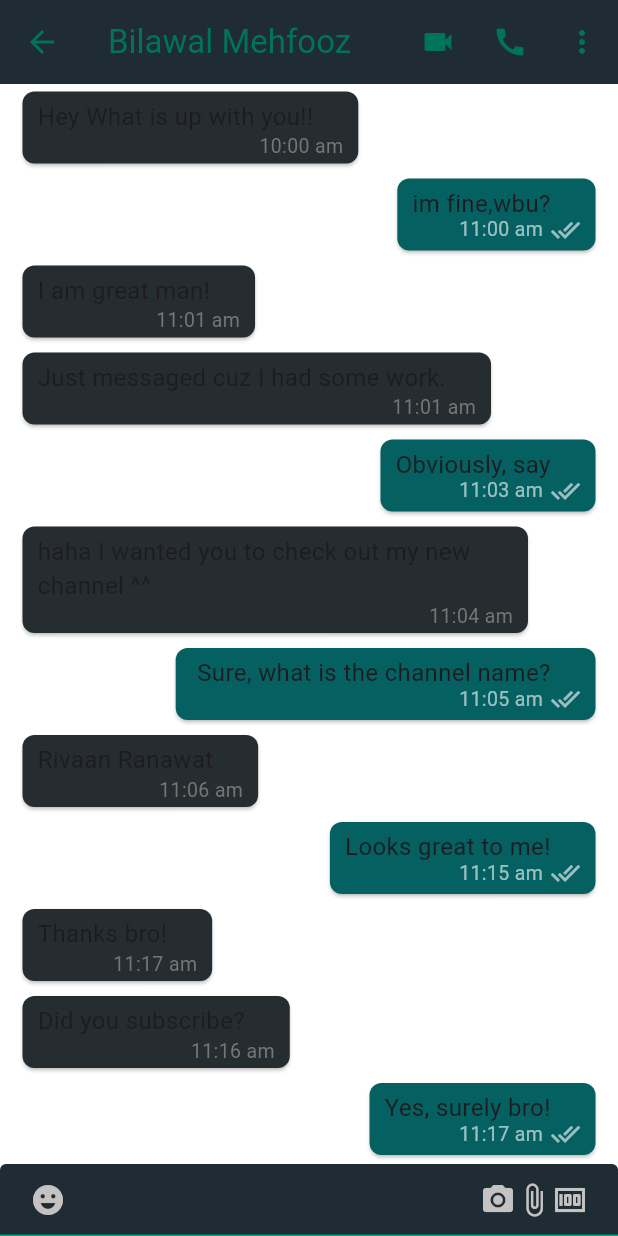
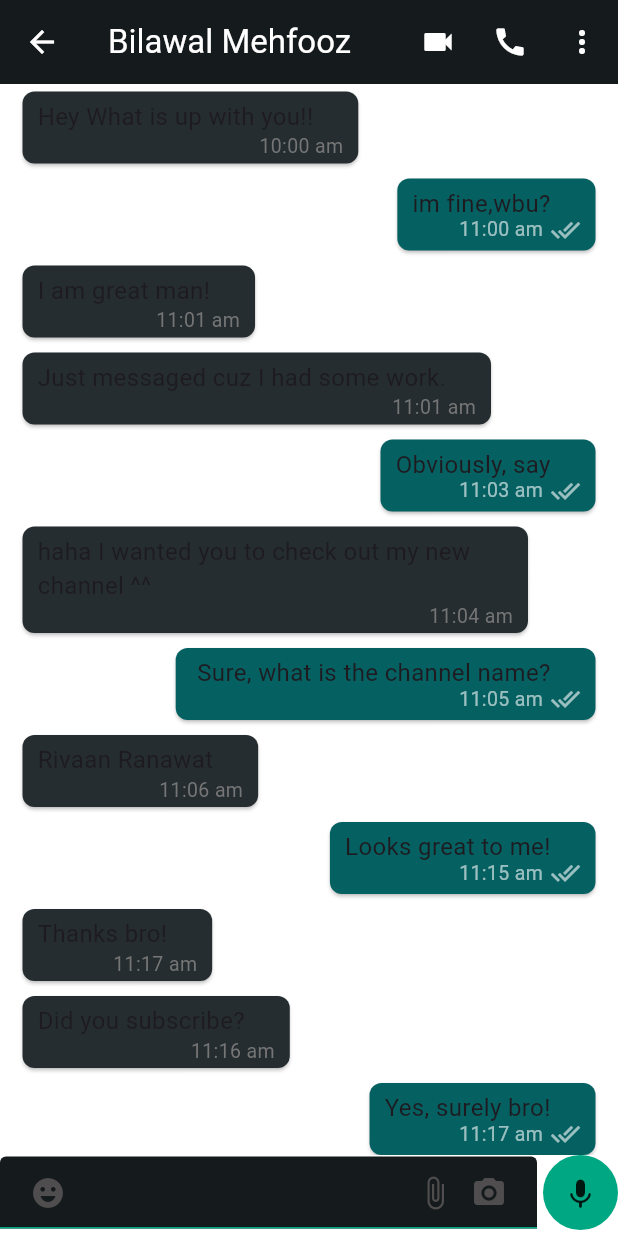
Before and after one commit to Bilawal-Mehfooz-Malik/whatsapp_clone, a Flutter app: the MobileLayoutScreen screen opened directly, after a tap on "Bilawal Mehfooz", on a phone screen of 412 x 824 dp. Run offline on Flutter 3.47's test engine with Material 3 defaults, Android fonts, the phone set to English and light mode, and no system bars; our stand-ins replace cloud_firestore, country_picker, emoji_picker_flutter, firebase_auth, firebase_core, firebase_storage and 2 more; accounts and stored records are empty; network calls fail.

Commit message:
improved design

```diff
--- a/lib/data/colors.dart
+++ b/lib/data/colors.dart
@@ -5,16 +5,17 @@ const whiteColor = Colors.white;
 const blueColor = Color.fromRGBO(19, 185, 253, 1);
 const tabColor = Color.fromRGBO(0, 167, 131, 1);
 const messageColor = Color.fromRGBO(5, 96, 98, 1);
-const appBarColor = Color.fromRGBO(31, 44, 52, 1);
+const appBarColor = Color.fromRGBO(21, 26, 28, 1);
 const dividerColor = Color.fromRGBO(37, 45, 50, 1);
 const textColor = Color.fromRGBO(241, 241, 242, 1);
 const searchBarColor = Color.fromRGBO(50, 55, 57, 1);
 const greyColor = Color.fromARGB(255, 196, 194, 194);
 const webAppBarColor = Color.fromRGBO(42, 47, 50, 1);
 const chatBarMessage = Color.fromRGBO(30, 36, 40, 1);
-const backgroundColor = Color.fromRGBO(19, 28, 33, 1);
+const backgroundColor = Color.fromRGBO(19, 23, 25, 1);
 const senderMessageColor = Color.fromRGBO(37, 45, 49, 1);
 const mobileChatBoxColor = Color.fromRGBO(31, 44, 52, 1);
 const lightTabColor = Color.fromRGBO(0, 116, 91, 1);
 const lightGreyColor = Colors.black54;
 const lightBlueColor = Color.fromRGBO(29, 160, 211, 1);
+const messageIconColor = Color.fromARGB(255, 79, 77, 77);
--- a/lib/data/themes.dart
+++ b/lib/data/themes.dart
@@ -11,11 +11,11 @@ final darkTheme = ThemeData.dark().copyWith(
   appBarTheme: const AppBarTheme().copyWith(
     foregroundColor: tabColor,
   ),
-  inputDecorationTheme: const InputDecorationTheme().copyWith(
-    border: unFoucusedBorder,
-    focusedBorder: foucusedBorder,
-    enabledBorder: unFoucusedBorder,
-  ),
+  // inputDecorationTheme: const InputDecorationTheme().copyWith(
+  //   border: unFoucusedBorder,
+  //   focusedBorder: foucusedBorder,
+  //   enabledBorder: unFoucusedBorder,
+  // ),
   textButtonTheme: TextButtonThemeData(
     style: const ButtonStyle().copyWith(
       foregroundColor: const MaterialStatePropertyAll(tabColor),
--- a/lib/screens/mobile_chat_screen.dart
+++ b/lib/screens/mobile_chat_screen.dart
@@ -3,72 +3,99 @@ import 'package:whatsapp_clone/data/info.dart';
 import 'package:whatsapp_clone/data/colors.dart';
 import 'package:whatsapp_clone/widgets/chat_list.dart';
 
-class MobileChatScreen extends StatelessWidget {
+class MobileChatScreen extends StatefulWidget {
   const MobileChatScreen({super.key});
+
+  @override
+  State<MobileChatScreen> createState() => _MobileChatScreenState();
+}
+
+class _MobileChatScreenState extends State<MobileChatScreen> {
+  final _messageController = TextEditingController();
+
+  @override
+  void dispose() {
+    super.dispose();
+    _messageController.dispose();
+  }
 
   @override
   Widget build(BuildContext context) {
     return Scaffold(
+      // AppBar
       appBar: AppBar(
+        centerTitle: false,
+        foregroundColor: whiteColor,
         backgroundColor: appBarColor,
-        title: Text(
-          info[0]['name'].toString(),
-        ),
-        centerTitle: false,
+        title: Text(info[0]['name'].toString()),
         actions: [
           IconButton(
+            // VideoCall Icon
+            icon: const Icon(Icons.videocam),
             onPressed: () {},
-            icon: const Icon(Icons.videocam),
           ),
+
+          // Call Icon
           IconButton(
+            icon: const Icon(Icons.call),
             onPressed: () {},
-            icon: const Icon(Icons.call),
           ),
+
+          // Options Icon
           IconButton(
+            icon: const Icon(Icons.more_vert),
             onPressed: () {},
-            icon: const Icon(Icons.more_vert),
           ),
         ],
       ),
       body: Column(
         children: [
-          const Expanded(
-            child: ChatList(),
-          ),
-          TextField(
+          //Chat List containing all messages
+          const Expanded(child: ChatList()),
+
+          Row(
+            children: [
+              //Message Sending Text Field
+              Expanded(
+                child: TextField(
+                  style: const TextStyle(color: whiteColor),
+                  controller: _messageController,
                   decoration: InputDecoration(
                     filled: true,
-              fillColor: mobileChatBoxColor,
+                    fillColor: appBarColor,
+
+                    //emoji Icon
                     prefixIcon: const Padding(
                       padding: EdgeInsets.symmetric(horizontal: 20.0),
                       child: Icon(
                         Icons.emoji_emotions,
-                  color: greyColor,
+                        color: messageIconColor,
                       ),
                     ),
+
                     suffixIcon: const Padding(
                       padding: EdgeInsets.symmetric(horizontal: 20.0),
                       child: Row(
                         mainAxisAlignment: MainAxisAlignment.end,
                         children: [
+                          // attach file icon
+                          Icon(
+                            Icons.attach_file,
+                            color: messageIconColor,
+                          ),
+                          SizedBox(width: 12),
+
+                          // camera icon
                           Icon(
                             Icons.camera_alt,
-                      color: greyColor,
-                    ),
-                    Icon(
-                      Icons.attach_file,
-                      color: greyColor,
-                    ),
-                    Icon(
-                      Icons.money,
-                      color: greyColor,
+                            color: messageIconColor,
                           ),
                         ],
                       ),
                     ),
-              hintText: 'Type a message!',
+                    hintText: 'Message',
                     border: OutlineInputBorder(
-                borderRadius: BorderRadius.circular(20.0),
+                      borderRadius: BorderRadius.circular(25.0),
                       borderSide: const BorderSide(
                         width: 0,
                         style: BorderStyle.none,
@@ -77,6 +104,20 @@ class MobileChatScreen extends StatelessWidget {
                     contentPadding: const EdgeInsets.all(10),
                   ),
                 ),
+              ),
+              const SizedBox(width: 4),
+              Container(
+                width: 50,
+                height: 50,
+                decoration: BoxDecoration(
+                  color: tabColor,
+                  borderRadius: BorderRadius.circular(25),
+                ),
+                child: const Icon(Icons.keyboard_voice_rounded),
+              ),
+            ],
+          ),
+          const SizedBox(height: 4),
         ],
       ),
     );
--- a/lib/screens/mobile_layout_screen.dart
+++ b/lib/screens/mobile_layout_screen.dart
@@ -8,57 +8,68 @@ class MobileLayoutScreen extends StatelessWidget {
   @override
   Widget build(BuildContext context) {
     final lightMode = Theme.of(context).brightness == Brightness.light;
+    final gwColor = lightMode ? whiteColor : tabColor;
+    final wbColor = lightMode ? whiteColor : blackColor;
+
     return DefaultTabController(
-      length: 3,
+      length: 3, // Number of tabs
       child: Scaffold(
-        appBar: AppBar(
-          // elevation: 1,
+        body: NestedScrollView(
+          headerSliverBuilder: (BuildContext context, bool innerBoxIsScrolled) {
+            return <Widget>[
+              // AppBar
+              SliverAppBar(
+                pinned: true,
+                floating: true,
+                snap: true,
+                elevation: 1,
+                centerTitle: false,
+                scrolledUnderElevation: 1,
+                foregroundColor: whiteColor,
                 backgroundColor: lightMode ? lightTabColor : appBarColor,
-          centerTitle: false,
-          title: const Text(
-            'WhatsApp',
-            style: TextStyle(color: whiteColor),
-          ),
+                title:
+                    const Text('WhatsApp', style: TextStyle(color: whiteColor)),
                 actions: [
+                  //Search Icon
                   IconButton(
-              icon: const Icon(Icons.search, color: whiteColor),
+                    icon: const Icon(Icons.search),
                     onPressed: () {},
                   ),
+
+                  // Options icon
                   IconButton(
-              icon: const Icon(Icons.more_vert, color: whiteColor),
+                    icon: const Icon(Icons.more_vert),
                     onPressed: () {},
                   ),
                 ],
+
+                //Tab Bar
                 bottom: TabBar(
                   indicatorWeight: 3,
-            labelColor: lightMode ? whiteColor : tabColor,
-            indicatorColor: lightMode ? whiteColor : tabColor,
+                  labelColor: gwColor,
+                  indicatorColor: gwColor,
                   unselectedLabelColor: greyColor,
                   indicatorSize: TabBarIndicatorSize.tab,
-            labelStyle: const TextStyle(
-              fontWeight: FontWeight.bold,
-            ),
+                  labelStyle: const TextStyle(fontWeight: FontWeight.bold),
                   tabs: const [
-              Tab(
-                text: 'Chats',
-              ),
-              Tab(
-                text: 'Status',
-              ),
-              Tab(
-                text: 'Calls',
-              ),
+                    Tab(text: 'Chats'),
+                    Tab(text: 'Updates'),
+                    Tab(text: 'Calls'),
                   ],
                 ),
               ),
+            ];
+          },
+
+          // contact List
           body: const ContactsList(),
+        ),
+
+        //Floating Button
         floatingActionButton: FloatingActionButton(
           onPressed: () {},
-          backgroundColor: lightMode ? lightTabColor : tabColor,
-          child: Icon(
-            Icons.comment,
-            color: lightMode ? whiteColor : blackColor,
-          ),
+          backgroundColor: gwColor,
+          child: Icon(Icons.comment, color: wbColor),
         ),
       ),
     );
--- a/lib/widgets/contacts_list.dart
+++ b/lib/widgets/contacts_list.dart
@@ -7,14 +7,13 @@ class ContactsList extends StatelessWidget {
 
   @override
   Widget build(BuildContext context) {
-    return Padding(
-      padding: const EdgeInsets.only(top: 10.0),
-      child: ListView.builder(
+    return ListView.builder(
       shrinkWrap: true,
       itemCount: info.length,
       itemBuilder: (context, index) {
         return Column(
           children: [
+            // Upon Pressing List tile method
             InkWell(
               onTap: () {
                 Navigator.of(context).push(
@@ -23,14 +22,14 @@ class ContactsList extends StatelessWidget {
                   ),
                 );
               },
+
+              // Single List Tile of Contact List Styling
               child: Padding(
                 padding: const EdgeInsets.only(bottom: 16.0),
                 child: ListTile(
                   title: Text(
                     info[index]['name'].toString(),
-                      style: const TextStyle(
-                        fontSize: 18,
-                      ),
+                    style: const TextStyle(fontSize: 18),
                   ),
                   subtitle: Text(
                     info[index]['message'].toString(),
@@ -44,19 +43,14 @@ class ContactsList extends StatelessWidget {
                   ),
                   trailing: Text(
                     info[index]['time'].toString(),
-                      style: const TextStyle(
-                        fontSize: 12,
-                        color: Color.fromARGB(221, 30, 30, 30),
+                    style: const TextStyle(fontSize: 12),
                   ),
                 ),
               ),
             ),
-              ),
-              // const SizedBox(height: 10),
           ],
         );
       },
-      ),
     );
   }
 }
```
Lines whose indentation alone changed are shown as unchanged.
